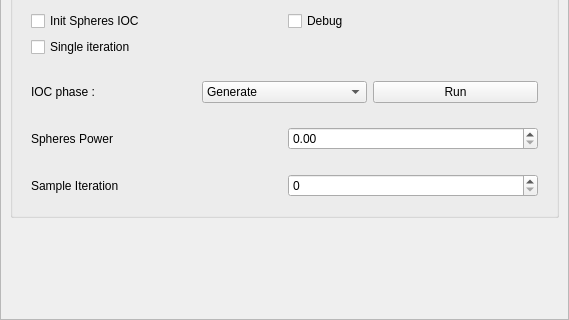
jmainpri/move3d-studio, file src/move3d-qt-gui-libs/src/qtMainInterface/sideWidgets/qtHriGesture.ui: the form before one commit; both pictures show x 0 to 569 and y 671 to 991 of the 569 by 991 pixel window.
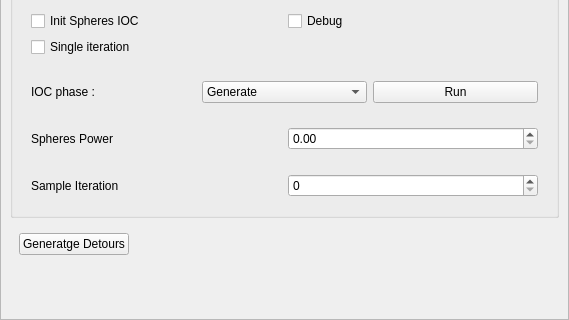
The form after the commit.

Commit message: Add button on hri gesture

Diff of the .ui file:
```diff
--- a/src/move3d-qt-gui-libs/src/qtMainInterface/sideWidgets/qtHriGesture.ui
+++ b/src/move3d-qt-gui-libs/src/qtMainInterface/sideWidgets/qtHriGesture.ui
@@ -36,8 +36,8 @@
        <rect>
         <x>0</x>
         <y>0</y>
-        <width>567</width>
-        <height>989</height>
+        <width>551</width>
+        <height>992</height>
        </rect>
       </property>
       <layout class="QVBoxLayout" name="verticalLayout_24">
@@ -395,6 +395,19 @@
          </layout>
         </widget>
        </item>
+       <item>
+        <widget class="QWidget" name="widget_5" native="true">
+         <layout class="QFormLayout" name="formLayout_3">
+          <item row="0" column="0">
+           <widget class="QPushButton" name="pushButtonDetours">
+            <property name="text">
+             <string>Generatge Detours</string>
+            </property>
+           </widget>
+          </item>
+         </layout>
+        </widget>
+       </item>
        <item>
         <spacer name="verticalSpacer">
          <property name="orientation">
```
The commit also changes 3 other files.
